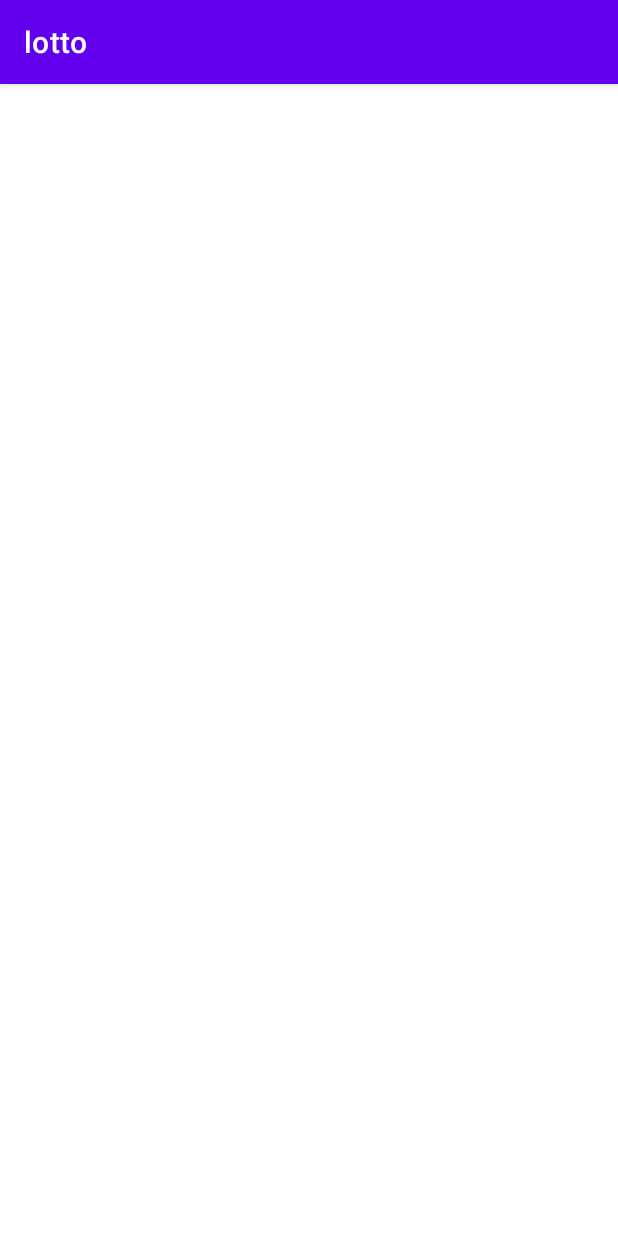
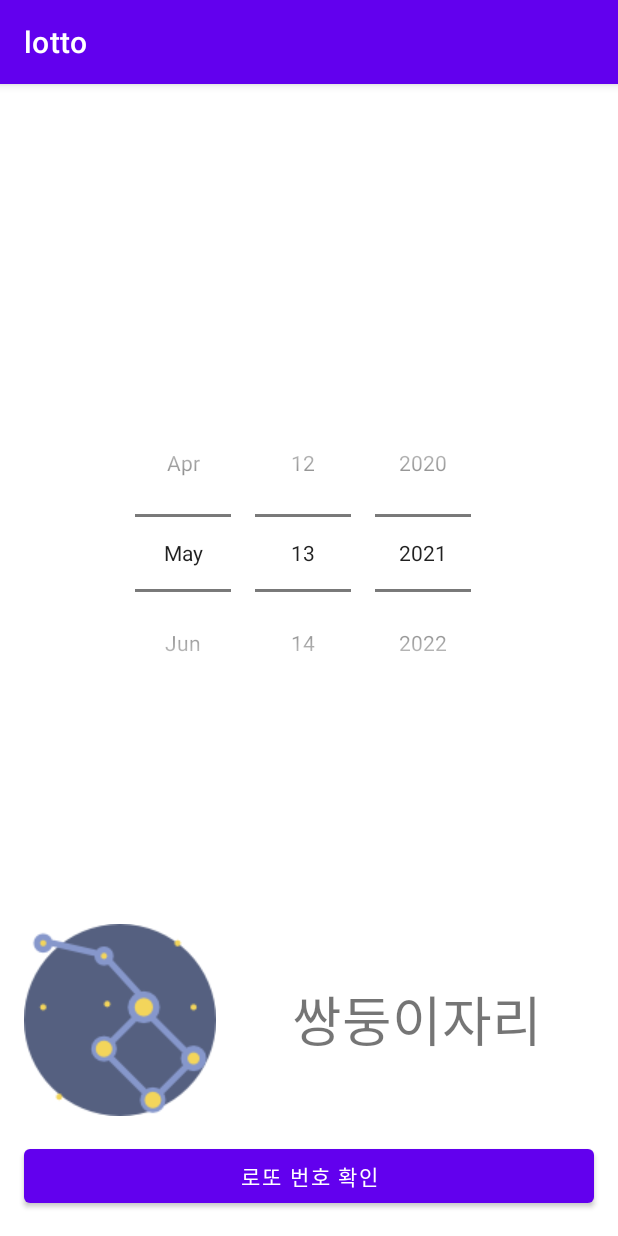
Before and after one commit to dahye828/lotto, an Android app: the ConstellationActivity screen opened directly, with no data from a screen before it, on a phone screen of 412 x 824 dp. Run offline under Robolectric (Android 15) with nearby library versions, the phone set to English and light mode, and no system bars.

Commit message:
RelativeLayout for ConstellationActivity

```diff
--- a/app/src/main/res/layout/activity_constellation.xml
+++ b/app/src/main/res/layout/activity_constellation.xml
@@ -1,9 +1,51 @@
 <?xml version="1.0" encoding="utf-8"?>
-<androidx.constraintlayout.widget.ConstraintLayout xmlns:android="http://schemas.android.com/apk/res/android"
+<RelativeLayout xmlns:android="http://schemas.android.com/apk/res/android"
     xmlns:app="http://schemas.android.com/apk/res-auto"
     xmlns:tools="http://schemas.android.com/tools"
     android:layout_width="match_parent"
     android:layout_height="match_parent"
     tools:context=".ConstellationActivity">
 
-</androidx.constraintlayout.widget.ConstraintLayout>
+    <Button
+        android:id="@+id/btnGoResult"
+        android:layout_width="match_parent"
+        android:layout_height="wrap_content"
+        android:layout_alignParentBottom="true"
+        android:layout_marginStart="16dp"
+        android:layout_marginTop="16dp"
+        android:layout_marginEnd="16dp"
+        android:layout_marginBottom="16dp"
+        android:text="로또 번호 확인" />
+
+    <ImageView
+        android:id="@+id/imageView"
+        android:layout_width="wrap_content"
+        android:layout_height="wrap_content"
+        android:layout_above="@id/btnGoResult"
+        android:layout_marginStart="16dp"
+        android:layout_marginTop="16dp"
+        android:layout_marginEnd="16dp"
+        app:srcCompat="@drawable/constellation" />
+
+    <TextView
+        android:id="@+id/textView"
+        android:layout_width="match_parent"
+        android:layout_height="wrap_content"
+        android:layout_alignTop="@id/imageView"
+        android:layout_alignBottom="@id/imageView"
+        android:layout_alignParentBottom="false"
+        android:layout_marginRight="16dp"
+        android:layout_toRightOf="@id/imageView"
+        android:gravity="center"
+        android:text="쌍둥이자리"
+        android:textSize="36sp" />
+
+    <DatePicker
+        android:id="@+id/datePicker"
+        android:layout_width="match_parent"
+        android:layout_height="wrap_content"
+        android:layout_above="@id/imageView"
+        android:layout_marginBottom="125dp"
+        android:calendarViewShown="false"
+        android:datePickerMode="spinner" />
+</RelativeLayout>
```
